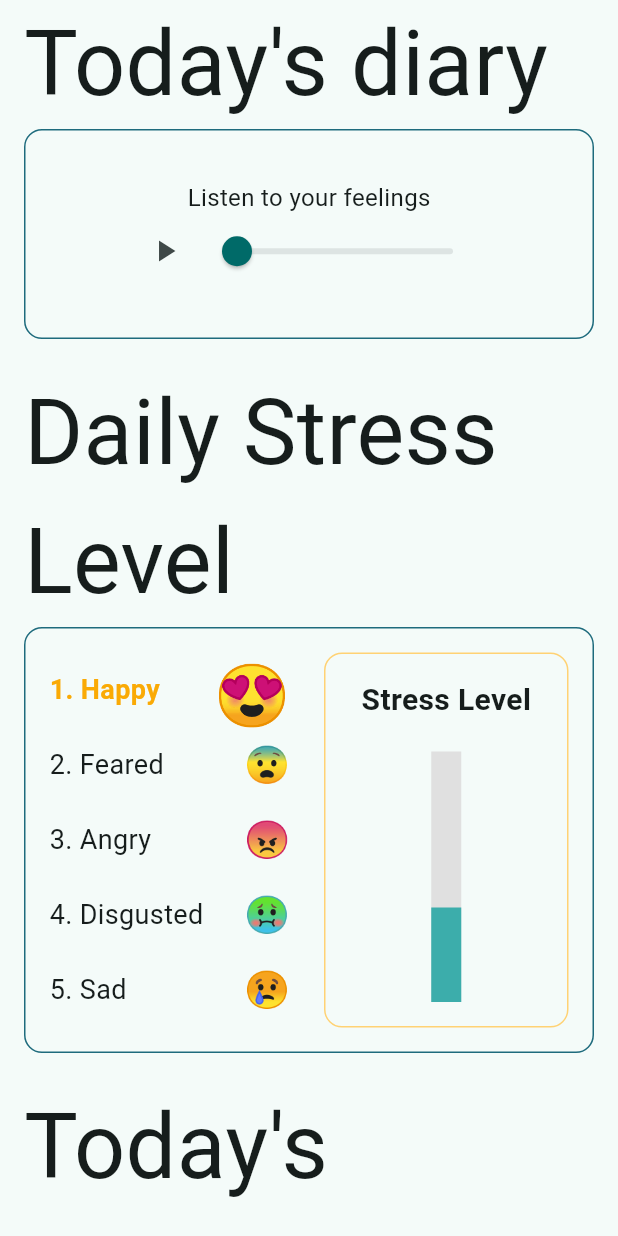
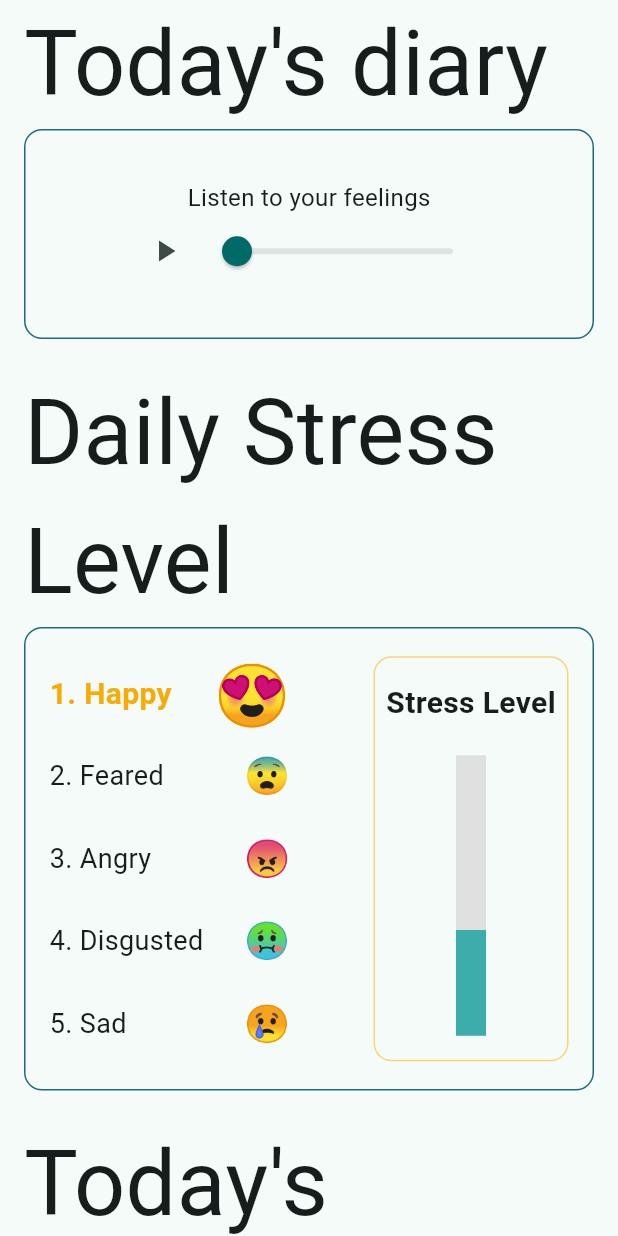
Before and after one commit to Solution-Challenge-stress-solution/FrontEnd, a Flutter app: the HomePage screen opened directly with empty values, on a phone screen of 412 x 824 dp. Run offline on Flutter 3.47's test engine with Material 3 defaults, Android fonts, the phone set to English and light mode, and no system bars; our stand-ins replace flutter_local_notifications, google_sign_in, just_audio, shared_preferences, table_calendar, timezone and 1 more; missing offline and left inert: kakao_flutter_sdk_user, record; accounts and stored records are empty; network calls fail; Roboto replaces fonts that are missing (Dongle, NanumGothic).

Commit message:
style: EmotionsWidget

```diff
--- a/lib/widgets/emotions_widget.dart
+++ b/lib/widgets/emotions_widget.dart
@@ -67,8 +67,7 @@ class EmotionsWidget extends StatelessWidget {
               children: emotionRows,
             ),
           ),
-          const SizedBox(width: 20),
-          Expanded(child: StressLevelIndicator(stressLevel: stressLevel)),
+          StressLevelIndicator(stressLevel: stressLevel),
         ],
       ),
     );
@@ -91,14 +90,14 @@ class EmotionRow extends StatelessWidget {
     double fontSize = rank == 1 ? 40 : 24;
     TextStyle textStyle = rank == 1
         ? const TextStyle(
-            fontSize: 18,
+            fontSize: 20,
             fontWeight: FontWeight.bold,
             color: Color.fromARGB(255, 250, 170, 5))
         : const TextStyle(fontSize: 18);
 
     return Container(
       width: 160,
-      height: 50,
+      height: 55,
       child: Row(
         mainAxisSize: MainAxisSize.min,
         crossAxisAlignment: CrossAxisAlignment.center,
@@ -125,7 +124,8 @@ class StressLevelIndicator extends StatelessWidget {
     return LayoutBuilder(
       builder: (BuildContext context, BoxConstraints constraints) {
         return Container(
-          height: 250,
+          height: 270,
+          width: 130,
           padding: const EdgeInsets.symmetric(vertical: 16),
           decoration: BoxDecoration(
             border: Border.all(color: const Color.fromARGB(255, 255, 210, 116)),
```
